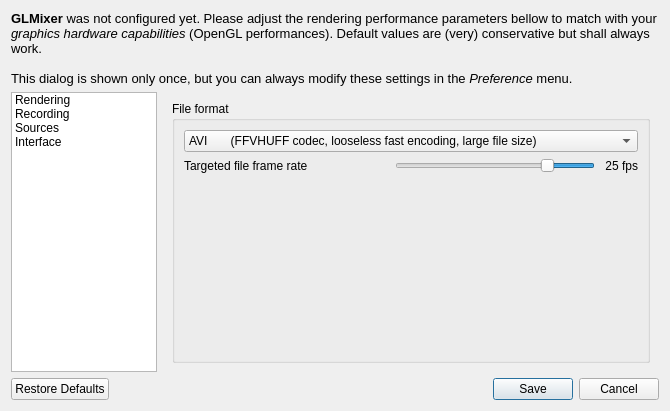
Old version of the form src/UserPreferencesDialog.ui in the repository markus-wa/glmixer-mirror.
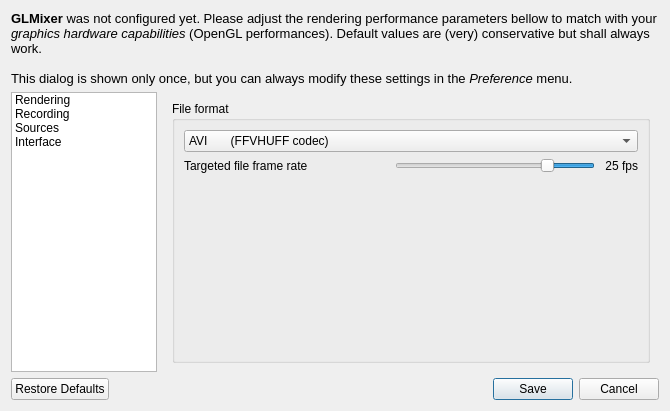
New version of the form. The open tabs and pages were chosen to show the change. Icons and pictures are not drawn. Custom widgets are drawn as their Qt base class.

Commit message: Added the FLV video format for recording output. Added a check of synchrony success for recording, although a real solution with dynamic fps during recording or re-encoding of the movie with good fps would be better.

What changed in the file:
```diff
--- a/src/UserPreferencesDialog.ui
+++ b/src/UserPreferencesDialog.ui
@@ -476,7 +476,7 @@
            <widget class="QComboBox" name="recordingFormatSelection">
             <item>
              <property name="text">
-              <string>AVI       (FFVHUFF codec, looseless fast encoding, large file size)</string>
+              <string>AVI       (FFVHUFF codec)</string>
              </property>
             </item>
             <item>
```
Left out of the diff: 13 changed lines with no effect on the pictures. The commit also changes 7 other files.
